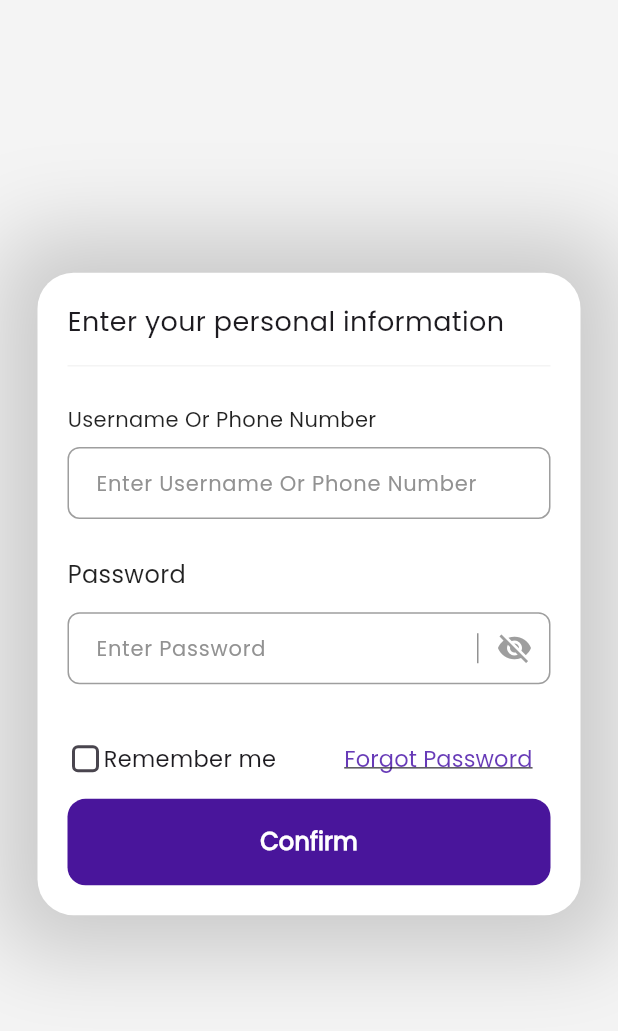
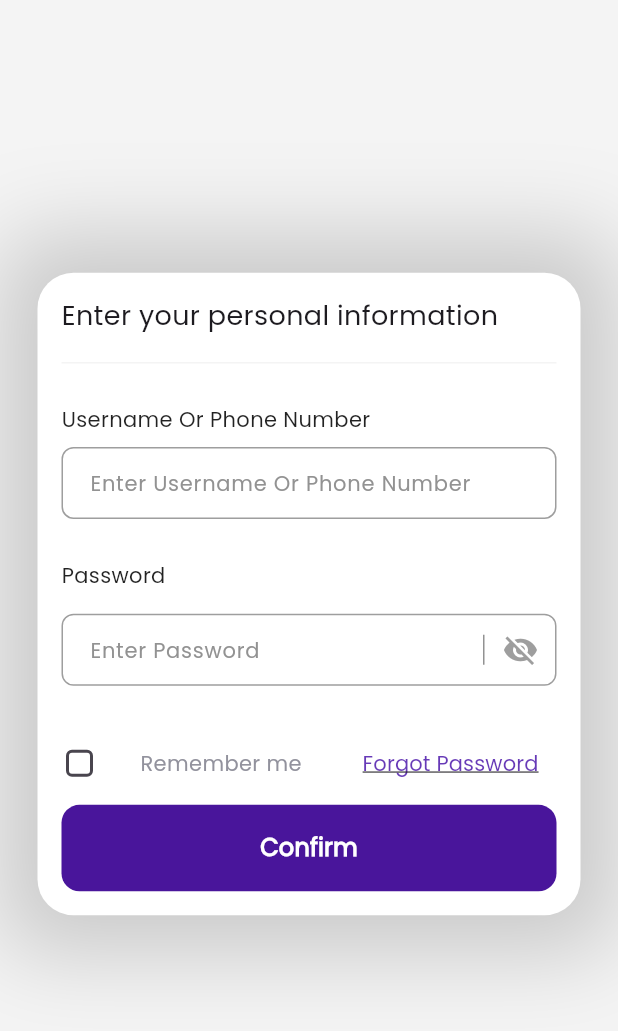
Before and after one commit to AhmedAly555/zony, a Flutter app: the LoginScreen widget shown alone on an empty page, opened directly, on a phone screen of 412 x 824 dp, the part 66-1097 px from its top. Run offline on Flutter 3.47's test engine with Material 3 defaults, Android fonts, the phone set to English and light mode, and no system bars; our stand-ins replace flutter_svg, shared_preferences; accounts and stored records are empty; project files that could hold a hidden picture were left out.

Commit message:
Add account settings screen and update navigation; refactor UI components for consistency

```diff
--- a/lib/main.dart
+++ b/lib/main.dart
@@ -1,6 +1,7 @@
 import 'package:flutter/material.dart';
 
 import 'modules/auth/screens/change_password.dart';
+import 'modules/auth/screens/select_login_screen.dart';
 import 'modules/couriers/views/screens/main_home/screen/home.screen.dart';
 import 'modules/couriers/views/screens/main_home/screen/main_home_screen.dart';
 
--- a/lib/modules/auth/screens/generic_login_screen.dart
+++ b/lib/modules/auth/screens/generic_login_screen.dart
@@ -42,7 +42,7 @@ class _GenericLoginScreenState extends State<GenericLoginScreen> {
             ],
           ),
           child: Padding(
-            padding: const EdgeInsets.all(20.0),
+            padding: const EdgeInsets.all(16.0),
             child: widget.child,
           ),
         ),
--- a/lib/modules/auth/screens/login_screen.dart
+++ b/lib/modules/auth/screens/login_screen.dart
@@ -1,10 +1,12 @@
 import 'package:flutter/material.dart';
 
+import '../../../services/navigator.services/app_navigator.services.dart';
 import '../../../services/size_config.dart';
 import '../widgets/custom_appbar.dart';
 import '../widgets/custom_login_button.widget.dart';
 import '../widgets/password_text_field.widget.dart';
 import '../widgets/username_text_field.widget.dart';
+import 'change_password.dart';
 import 'generic_login_screen.dart';
 
 class LoginScreen extends StatefulWidget {
@@ -40,7 +42,7 @@ class _LoginScreenState extends State<LoginScreen> {
           const Text(
             'Password',
             style: TextStyle(
-              fontSize: 16.0,
+              fontSize: 14.0,
               fontWeight: FontWeight.w500,
               color: Colors.black87,
             ),
@@ -49,6 +51,7 @@ class _LoginScreenState extends State<LoginScreen> {
           PasswordTextField(),
           SizedBox(height: 20),
           Row(
+            mainAxisAlignment: MainAxisAlignment.spaceBetween,
             children: [
               SizedBox(
                 width: 24.0,
@@ -68,15 +71,25 @@ class _LoginScreenState extends State<LoginScreen> {
                 ),
               ),
 
-              const Text('Remember me', style: TextStyle(fontSize: 15.0)),
-              const Spacer(),
+              const Text(
+                'Remember me',
+                style: TextStyle(
+                  fontSize: 14.0,
+                  color: Color(0xFF92929D),
+                  fontWeight: FontWeight.w400,
+                ),
+              ),
+              //const Spacer(),
               TextButton(
-                onPressed: () {},
+                onPressed: () {AppNavigator.navigateTo(context, () => const ChangePasswordScreen());},
                 child: const Text(
                   'Forgot Password',
+                  maxLines: 1,
+                  overflow: TextOverflow.ellipsis,
                   style: TextStyle(
                     color: Colors.deepPurple,
-                    fontSize: 15.0,
+                    fontSize: 14.0,
+                    fontWeight: FontWeight.w400,
                     decoration: TextDecoration.underline,
                   ),
                 ),
--- a/lib/modules/auth/widgets/username_text_field.widget.dart
+++ b/lib/modules/auth/widgets/username_text_field.widget.dart
@@ -1,17 +1,26 @@
 import 'package:flutter/material.dart';
+import 'package:flutter_svg/flutter_svg.dart';
 
-class UsernameTextField extends StatelessWidget {
-  const UsernameTextField({super.key});
+class UsernameTextField extends StatefulWidget {
+  final String? title;
+  final String? hintTitle;
+  final bool needEditing;
+  const UsernameTextField({super.key, this.title, this.hintTitle, this.needEditing = false});
+
+  @override
+  State<UsernameTextField> createState() => _UsernameTextFieldState();
+}
+
+class _UsernameTextFieldState extends State<UsernameTextField> {
 
   @override
   Widget build(BuildContext context) {
     return Column(
-      //mainAxisAlignment: MainAxisAlignment.start,
       crossAxisAlignment: CrossAxisAlignment.start,
       children: [
-        const Text(
-          'Username Or Phone Number',
-          style: TextStyle(
+        Text(
+          widget.title ?? 'Username Or Phone Number',
+          style: const TextStyle(
             fontSize: 14.0,
             fontWeight: FontWeight.w400,
             color: Colors.black87,
@@ -20,8 +29,8 @@ class UsernameTextField extends StatelessWidget {
         const SizedBox(height: 8.0),
         TextFormField(
           decoration: InputDecoration(
-            hintText: 'Enter Username Or Phone Number',
-            hintStyle: TextStyle(color: Color(0xFF929292), fontSize: 14.0),
+            hintText: widget.hintTitle ?? 'Enter Username Or Phone Number',
+            hintStyle: const TextStyle(color: Color(0xFF929292), fontSize: 14.0),
             border: OutlineInputBorder(
               borderRadius: BorderRadius.circular(8.0),
               borderSide: const BorderSide(color: Colors.grey),
@@ -38,8 +47,30 @@ class UsernameTextField extends StatelessWidget {
               vertical: 12.0,
               horizontal: 15.0,
             ),
+            suffixIcon: widget.needEditing
+                ? Row(
+              mainAxisSize: MainAxisSize.min,
+              children: [
+                Container(
+                  width: 1,
+                  height: 20,
+                  color: const Color(0xFF929292),
+                  margin: const EdgeInsets.symmetric(horizontal: 8),
+                ),
+                GestureDetector(
+                  child: SvgPicture.asset(
+                    'assets/svgs/editing_pen.svg',
+                    width: 17,
+                    height: 16.5,
+                    color: const Color(0xFF49159B),
+                  ),
+                ),
+              ],
+            )
+                : null,
           ),
           keyboardType: TextInputType.text,
+          //obscureText: widget.needEditing ? !_isPasswordVisible : false,
         ),
       ],
     );
--- a/lib/modules/couriers/views/screens/main_home/screen/more.screen.dart
+++ b/lib/modules/couriers/views/screens/main_home/screen/more.screen.dart
@@ -1,8 +1,9 @@
 import 'package:flutter/material.dart';
-import 'package:flutter_svg/flutter_svg.dart';
+import 'package:zony/services/navigator.services/app_navigator.services.dart';
 
 import '../../../../../../views/widgets/template_app_scaffold.widget.dart';
 import '../../../widgets/coustome_row_more_screen.widget.dart';
+import 'account_settings.screen.dart';
 
 class MoreScreen extends StatelessWidget {
   const MoreScreen({super.key});
@@ -29,7 +30,7 @@ class MoreScreen extends StatelessWidget {
             iconPath: 'assets/svgs/account.svg',
             title: 'Account Settings',
             onTap: () {
-              // Navigate to Account Settings
+              AppNavigator.navigateTo(context, () => const AccountSettingsScreen());
             },
           ),
           const SizedBox(height: 16),
```
Also changed, not shown: lib/modules/auth/screens/change_password.dart (+3 -13 lines), lib/modules/auth/screens/select_login_screen.dart (+2 -5 lines), lib/modules/couriers/views/screens/main_home/screen/account_settings.screen.dart (added, +134 -0 lines), assets/svgs/edting_pen.svg (added).
